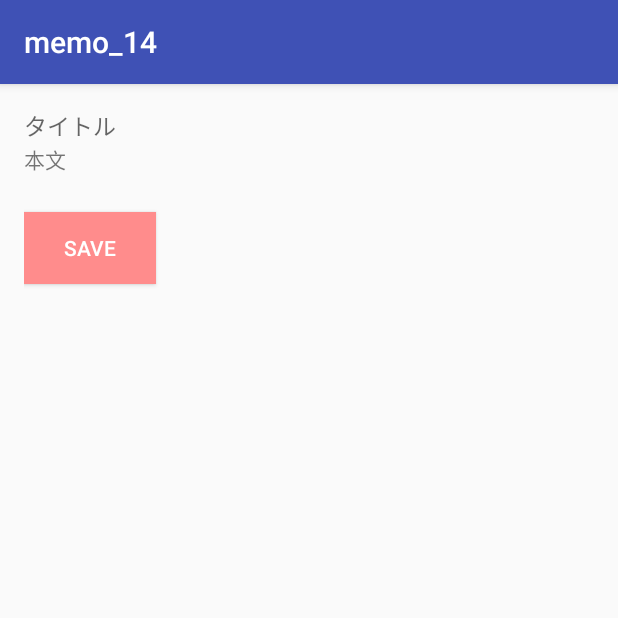
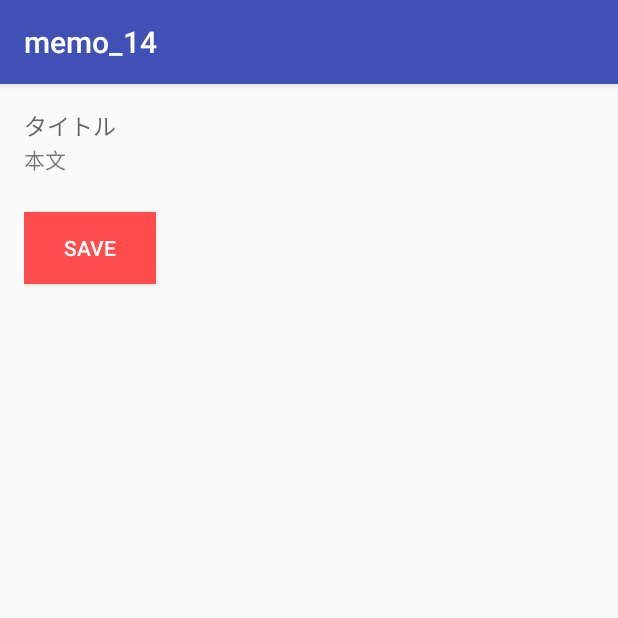
Before and after one commit to KotoneHamataka/TestFromText, an Android app: the MemoActivity screen opened directly, with no data from a screen before it, on a phone screen of 412 x 824 dp, the top half of it. Run offline under Robolectric (Android 15) with nearby library versions, the phone set to English and light mode, and no system bars.

Commit message:
Changed color2

```diff
--- a/app/src/main/res/layout/activity_memo.xml
+++ b/app/src/main/res/layout/activity_memo.xml
@@ -42,7 +42,7 @@
             android:text="save"
             android:id="@+id/button2"
             android:onClick="save"
-            android:background="#ff8c8c"
+            android:background="#ff4c4c"
             android:textColor="@android:color/white" />
 
     </LinearLayout>
```
